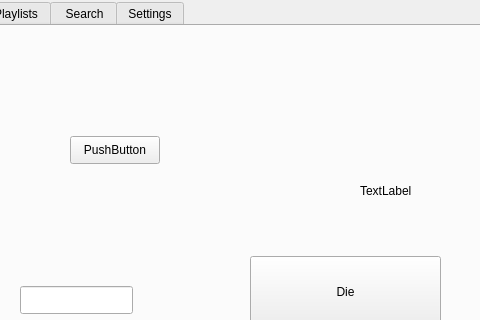
Qt form serendipity/ui/desktop.ui (Firyst/MyMusicPlayer) before a commit; both pictures show x 147 to 627 and y 0 to 320 of the 800 by 528 pixel window.
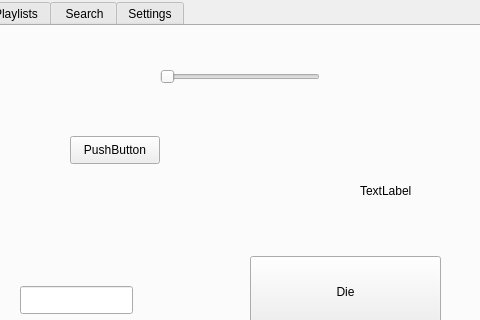
The same form after that commit. The open tabs and pages were chosen to show the change.

What changed in the file:
```diff
--- a/serendipity/ui/desktop.ui
+++ b/serendipity/ui/desktop.ui
@@ -332,6 +332,56 @@
          </rect>
         </property>
        </widget>
+       <widget class="QSlider" name="horizontalSlider">
+        <property name="geometry">
+         <rect>
+          <x>300</x>
+          <y>40</y>
+          <width>160</width>
+          <height>22</height>
+         </rect>
+        </property>
+        <property name="palette">
+         <palette>
+          <active>
+           <colorrole role="Highlight">
+            <brush brushstyle="SolidPattern">
+             <color alpha="255">
+              <red>45</red>
+              <green>255</green>
+              <blue>26</blue>
+             </color>
+            </brush>
+           </colorrole>
+          </active>
+          <inactive>
+           <colorrole role="Highlight">
+            <brush brushstyle="SolidPattern">
+             <color alpha="255">
+              <red>217</red>
+              <green>0</green>
+              <blue>192</blue>
+             </color>
+            </brush>
+           </colorrole>
+          </inactive>
+          <disabled>
+           <colorrole role="Highlight">
+            <brush brushstyle="SolidPattern">
+             <color alpha="255">
+              <red>220</red>
+              <green>220</green>
+              <blue>220</blue>
+             </color>
+            </brush>
+           </colorrole>
+          </disabled>
+         </palette>
+        </property>
+        <property name="orientation">
+         <enum>Qt::Horizontal</enum>
+        </property>
+       </widget>
       </widget>
       <widget class="QWidget" name="tab_library">
        <attribute name="title">
```
Left out of the diff: 24 changed lines with no effect on the pictures.
